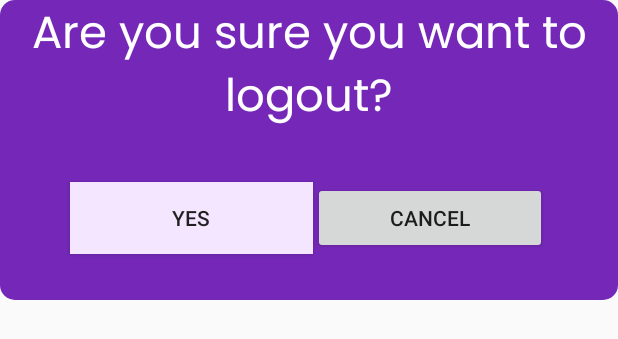
After one commit to sudeepnn/mad, an Android app: the layout logout_modal.xml on its own in the app's theme, with its tools: preview values and no code run, on a phone screen of 412 x 824 dp. The commit adds this screen. Shown: the top 339 px of the screen. Run offline under Robolectric (Android 15) with nearby library versions, the phone set to English and light mode, and no system bars.

Commit message:
log out modal

```diff
--- a/app/src/main/AndroidManifest.xml
+++ b/app/src/main/AndroidManifest.xml
@@ -11,13 +11,12 @@
         android:theme="@style/Theme.Venuebooking">
         <activity
             android:name=".Homeuser"
-            android:exported="false" />
+            android:exported="true" />
         <activity
             android:name=".MainActivity"
             android:exported="true">
             <intent-filter>
                 <action android:name="android.intent.action.MAIN" />
-
                 <category android:name="android.intent.category.LAUNCHER" />
             </intent-filter>
         </activity>
--- /dev/null
+++ b/app/src/main/res/layout/logout_modal.xml
@@ -0,0 +1,42 @@
+<RelativeLayout xmlns:android="http://schemas.android.com/apk/res/android"
+    android:layout_width="match_parent"
+    android:layout_height="200dp"
+    android:background="@drawable/lightpurplebtn"
+    android:orientation="vertical">
+
+    <TextView
+        android:id="@+id/logout_message"
+        android:layout_width="match_parent"
+        android:layout_height="89dp"
+        android:fontFamily="@font/poppins_regular"
+        android:text="Are you sure you want to logout?"
+        android:textAlignment="center"
+        android:textColor="@color/white"
+        android:textSize="30dp" />
+
+    <LinearLayout
+        android:layout_width="match_parent"
+        android:layout_height="100dp"
+        android:layout_below="@+id/logout_message"
+        android:layout_alignParentBottom="true"
+        android:layout_marginTop="0dp"
+        android:layout_marginBottom="-2dp"
+        android:gravity="center"
+        android:orientation="horizontal">
+
+        <Button
+            android:id="@+id/logout_button"
+            android:layout_width="162dp"
+            android:layout_height="wrap_content"
+
+            android:background="#F3E6FE"
+            android:text="Yes" />
+
+        <Button
+            android:id="@+id/cancel_button"
+            android:layout_width="156dp"
+            android:layout_height="wrap_content"
+            android:text="Cancel" />
+    </LinearLayout>
+
+</RelativeLayout>
--- a/app/src/main/res/layout/signuppage.xml
+++ b/app/src/main/res/layout/signuppage.xml
@@ -57,7 +57,6 @@
                     android:layout_width="match_parent"
                     android:layout_height="50dp"
                     android:layout_marginTop="40dp"
-
                     android:drawableStart="@drawable/ic_baseline_person_24"
                     android:drawablePadding="8dp"
                     android:hint="@string/username"
@@ -126,9 +125,7 @@
                 android:text="@string/register"
                 android:textAlignment="center"
                 android:textColor="@color/white"
-                android:textSize="24sp"
-                android:textStyle="bold"
-                tools:ignore="DuplicateSpeakableTextCheck" />
+                android:textSize="24sp" />
 
         </LinearLayout>
     </android.support.v7.widget.CardView>
--- a/app/src/main/res/menu/bottomnav.xml
+++ b/app/src/main/res/menu/bottomnav.xml
@@ -11,8 +11,8 @@
     <item android:title="Contact"
         android:icon="@drawable/ic_baseline_phone_24"
         android:id="@+id/contact"/>
-    <item android:title="Logout"
+    <item
+        android:id="@+id/logout"
         android:icon="@drawable/ic_logout_svgrepo_com"
-        android:id="@+id/logout"
-        android:onClick=""/>
+        android:title="Logout" />
 </menu>
--- a/app/src/main/res/values/strings.xml
+++ b/app/src/main/res/values/strings.xml
@@ -1,6 +1,5 @@
 <resources>
     <string name="app_name">venuebooking</string>
-
     <string name="password">Password</string>
     <string name="username">Username</string>
     <string name="forgot_password">Forgot Password?</string>
```
Also changed, not shown: app/src/main/java/com/example/venuebooking/Homeuser.java (+52 -16 lines), app/src/main/res/layout/fragment_register.xml (+4 -8 lines).
